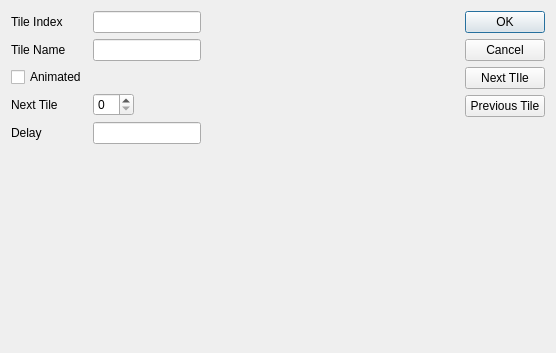
The window that ui/tilepropertiesdialog.ui (Eggbertx/QtSphere-IDE) describes before a commit, drawn with Qt 5.
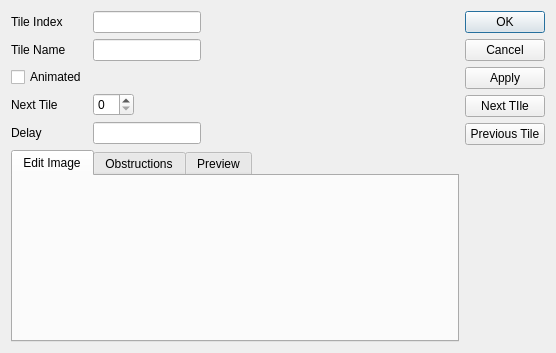
The same window after the commit. Icons and pictures are not drawn. Custom widgets are drawn as their Qt base class.

Commit message: Add tile properties dialog

Patch:
```diff
--- a/ui/tilepropertiesdialog.ui
+++ b/ui/tilepropertiesdialog.ui
@@ -75,17 +75,26 @@
       </layout>
      </item>
      <item>
-      <spacer name="verticalSpacer_2">
-       <property name="orientation">
-        <enum>Qt::Vertical</enum>
+      <widget class="QTabWidget" name="tabWidget">
+       <property name="currentIndex">
+        <number>0</number>
        </property>
-       <property name="sizeHint" stdset="0">
-        <size>
-         <width>20</width>
-         <height>40</height>
-        </size>
-       </property>
-      </spacer>
+       <widget class="ImageEditor" name="image_tab">
+        <attribute name="title">
+         <string>Edit Image</string>
+        </attribute>
+       </widget>
+       <widget class="QWidget" name="obstructions_tab">
+        <attribute name="title">
+         <string>Obstructions</string>
+        </attribute>
+       </widget>
+       <widget class="QWidget" name="animPreview_tab">
+        <attribute name="title">
+         <string>Preview</string>
+        </attribute>
+       </widget>
+      </widget>
      </item>
     </layout>
    </item>
@@ -103,7 +112,7 @@
         <enum>Qt::Vertical</enum>
        </property>
        <property name="standardButtons">
-        <set>QDialogButtonBox::Cancel|QDialogButtonBox::Ok</set>
+        <set>QDialogButtonBox::Apply|QDialogButtonBox::Cancel|QDialogButtonBox::Ok</set>
        </property>
       </widget>
      </item>
@@ -144,6 +153,14 @@
    </item>
   </layout>
  </widget>
+ <customwidgets>
+  <customwidget>
+   <class>ImageEditor</class>
+   <extends>QWidget</extends>
+   <header>widgets.image.imageeditor</header>
+   <container>1</container>
+  </customwidget>
+ </customwidgets>
  <resources/>
  <connections>
   <connection>
```
Left out of the diff: 4 changed lines with no effect on the pictures. The commit also changes 5 other files.
